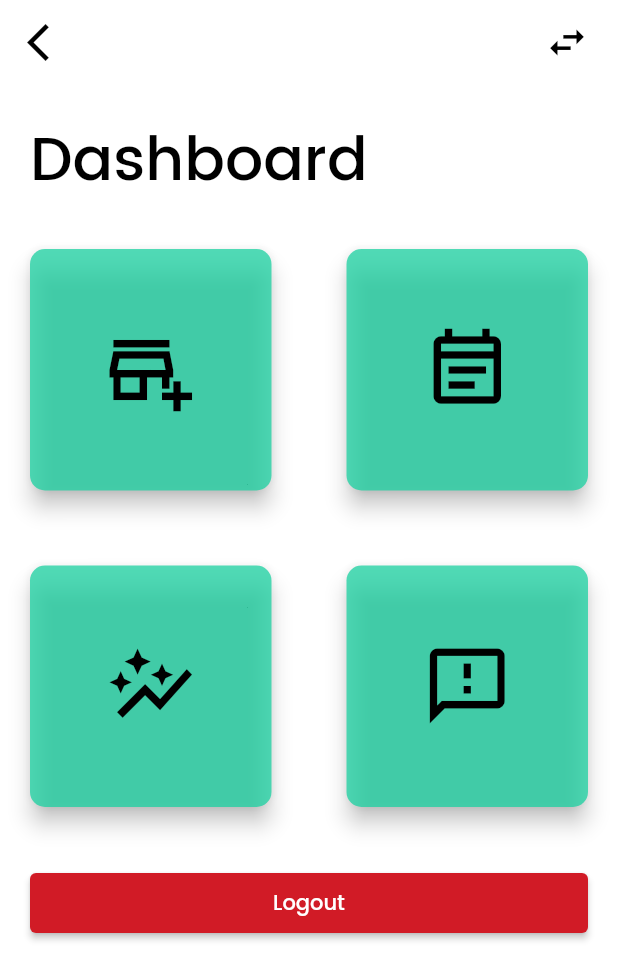
After one commit to aswad546/BaltiApp, a Flutter app: the SellerDashboard screen opened directly, on a phone screen of 412 x 824 dp. The commit adds this screen. Shown: the top 980 px of the screen. Run offline on Flutter 3.47's test engine with Material 2 defaults, Android fonts, the phone set to English and light mode, and no system bars.

Commit message:
Seller Dashboard

```diff
--- a/lib/main.dart
+++ b/lib/main.dart
@@ -3,6 +3,7 @@ import 'package:provider/provider.dart';
 
 import 'pages/auth/signup_screen.dart';
 import 'pages/auth/login_screen.dart';
+import 'pages/seller/seller_dashboard.dart';
 import 'providers/auth_provider.dart';
 
 void main() {
--- /dev/null
+++ b/lib/pages/seller/seller_dashboard.dart
@@ -0,0 +1,150 @@
+import 'dart:ui';
+
+import 'package:flutter/material.dart';
+import 'package:provider/provider.dart';
+
+class SellerDashboard extends StatefulWidget {
+  const SellerDashboard({Key? key}) : super(key: key);
+
+  @override
+  State<SellerDashboard> createState() => _SellerDashboardState();
+}
+
+class _SellerDashboardState extends State<SellerDashboard> {
+  @override
+  Widget build(BuildContext context) {
+    return Scaffold(
+      backgroundColor: const Color(0xffffffff),
+      appBar: AppBar(
+          elevation: 0,
+          backgroundColor: const Color(0xffffffff),
+          leading: Padding(
+            padding: const EdgeInsets.only(left: 10.0),
+            child: IconButton(
+              icon: const Icon(Icons.arrow_back_ios),
+              color: Colors.black,
+              iconSize: 30,
+              onPressed: () {},
+            ),
+          ),
+          actions: [
+            Padding(
+              padding: const EdgeInsets.only(right: 10.0),
+              child: IconButton(
+                icon: const Icon(Icons.swap_horiz),
+                color: Colors.black,
+                iconSize: 30,
+                onPressed: () {},
+              ),
+            ),
+          ]),
+      body: Padding(
+        padding: const EdgeInsets.all(20.0),
+        child: Column(crossAxisAlignment: CrossAxisAlignment.start, children: [
+          const Text(
+            "Dashboard",
+            style: TextStyle(
+                color: Colors.black,
+                fontWeight: FontWeight.w500,
+                fontSize: 40,
+                fontFamily: "Poppins"),
+          ),
+          const SizedBox(
+            height: 30,
+          ),
+          GridView.count(
+            shrinkWrap: true,
+            primary: true,
+            crossAxisCount: 2,
+            crossAxisSpacing: 50.0,
+            mainAxisSpacing: 50.0,
+            children: <Widget>[
+              FloatingActionButton(
+                onPressed: () {
+                  // Navigator.push(
+                  //   context,
+                  //   MaterialPageRoute(builder: (context) => const SecondRoute()),
+                  // );
+                },
+                backgroundColor: const Color.fromARGB(193, 27, 209, 161),
+                shape: RoundedRectangleBorder(
+                    borderRadius: BorderRadius.circular(10)),
+                child: const Icon(
+                  Icons.add_business_outlined,
+                  color: Colors.black,
+                  size: 60,
+                ),
+              ),
+              FloatingActionButton(
+                onPressed: () {
+                  // Navigator.push(
+                  //   context,
+                  //   MaterialPageRoute(builder: (context) => const SecondRoute()),
+                  // );
+                },
+                backgroundColor: const Color.fromARGB(193, 27, 209, 161),
+                shape: RoundedRectangleBorder(
+                    borderRadius: BorderRadius.circular(10)),
+                child: const Icon(
+                  Icons.event_note_outlined,
+                  color: Colors.black,
+                  size: 60,
+                ),
+              ),
+              FloatingActionButton(
+                onPressed: () {
+                  // Navigator.push(
+                  //   context,
+                  //   MaterialPageRoute(builder: (context) => const SecondRoute()),
+                  // );
+                },
+                backgroundColor: const Color.fromARGB(193, 27, 209, 161),
+                shape: RoundedRectangleBorder(
+                    borderRadius: BorderRadius.circular(10)),
+                child: const Icon(
+                  Icons.auto_graph_outlined,
+                  color: Colors.black,
+                  size: 60,
+                ),
+              ),
+              FloatingActionButton(
+                onPressed: () {
+                  // Navigator.push(
+                  //   context,
+                  //   MaterialPageRoute(builder: (context) => const SecondRoute()),
+                  // );
+                },
+                backgroundColor: const Color.fromARGB(193, 27, 209, 161),
+                shape: RoundedRectangleBorder(
+                    borderRadius: BorderRadius.circular(10)),
+                child: const Icon(
+                  Icons.feedback_outlined,
+                  color: Colors.black,
+                  size: 60,
+                ),
+              ),
+            ],
+          ),
+          const SizedBox(
+            height: 40,
+          ),
+          Center(
+            child: ElevatedButton(
+              // style: ButtonStyle(
+              //   backgroundColor: MaterialStateProperty.all<Color>(Colors.red),
+              //   fixedSize: MaterialStateProperty.all<Size>(Size.fromWidth(300)),
+              // ),
+              style: ElevatedButton.styleFrom(
+                primary: Color(0xffD11B26),
+                minimumSize: const Size.fromHeight(
+                    40), // fromHeight use double.infinity as width and 40 is the height
+              ),
+              child: const Text("Logout"),
+              onPressed: () {},
+            ),
+          )
+        ]),
+      ),
+    );
+  }
+}
```
